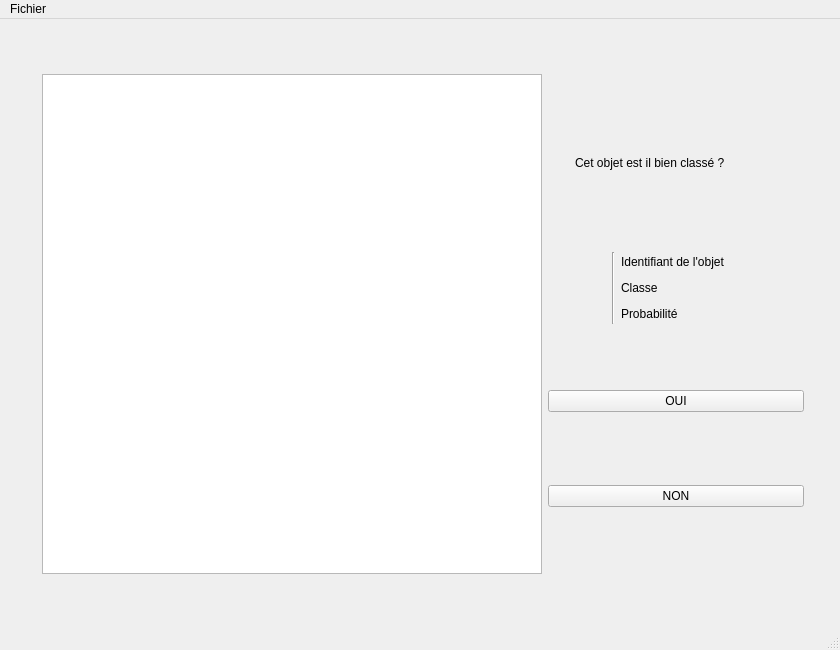
sGrISner/sGrISner, file interface/classificationActive.ui: the form before one commit.
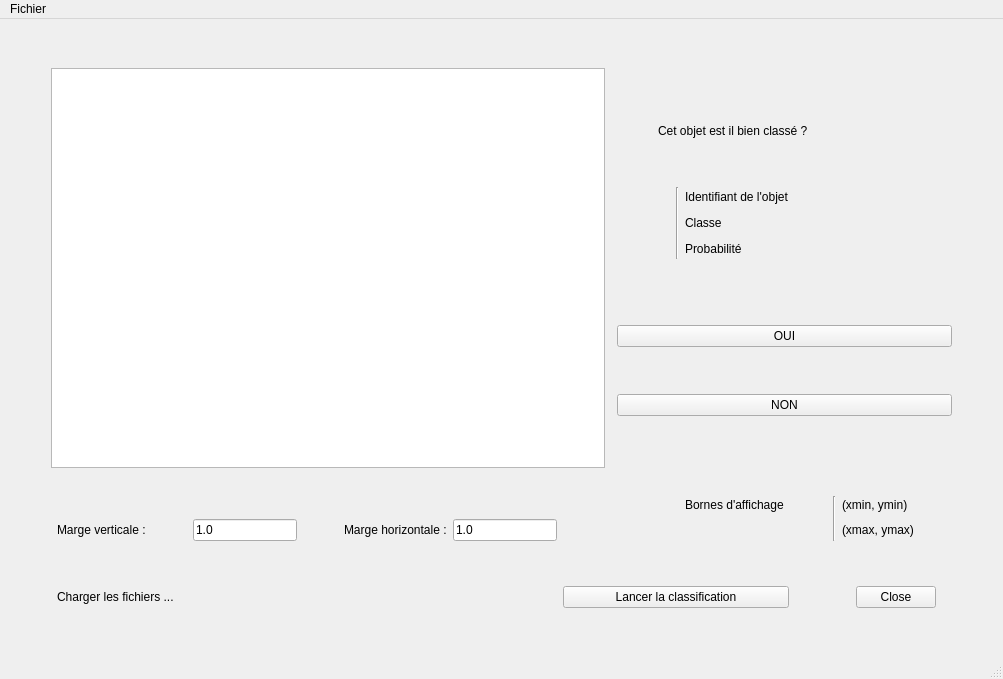
The form after the commit. Icons and pictures are not drawn.

Commit message: new cool interface

Diff of the .ui file:
```diff
--- a/interface/classificationActive.ui
+++ b/interface/classificationActive.ui
@@ -6,10 +6,16 @@
    <rect>
     <x>0</x>
     <y>0</y>
-    <width>840</width>
-    <height>650</height>
+    <width>1003</width>
+    <height>679</height>
    </rect>
   </property>
+  <property name="minimumSize">
+   <size>
+    <width>900</width>
+    <height>650</height>
+   </size>
+  </property>
   <property name="contextMenuPolicy">
    <enum>Qt::ActionsContextMenu</enum>
   </property>
@@ -18,7 +24,106 @@
   </property>
   <widget class="QWidget" name="centralwidget">
    <layout class="QGridLayout" name="gridLayout">
-    <item row="8" column="2" rowspan="2" colspan="9">
+    <item row="5" column="11" rowspan="3" colspan="2">
+     <spacer name="horizontalSpacer_5">
+      <property name="orientation">
+       <enum>Qt::Horizontal</enum>
+      </property>
+      <property name="sizeHint" stdset="0">
+       <size>
+        <width>40</width>
+        <height>20</height>
+       </size>
+      </property>
+     </spacer>
+    </item>
+    <item row="20" column="18" colspan="3">
+     <widget class="QDialogButtonBox" name="buttonBox">
+      <property name="minimumSize">
+       <size>
+        <width>0</width>
+        <height>0</height>
+       </size>
+      </property>
+      <property name="focusPolicy">
+       <enum>Qt::NoFocus</enum>
+      </property>
+      <property name="standardButtons">
+       <set>QDialogButtonBox::Close</set>
+      </property>
+      <property name="centerButtons">
+       <bool>false</bool>
+      </property>
+     </widget>
+    </item>
+    <item row="18" column="6">
+     <widget class="QLabel" name="margeyLabel">
+      <property name="text">
+       <string>Marge horizontale :</string>
+      </property>
+     </widget>
+    </item>
+    <item row="20" column="15" colspan="3">
+     <spacer name="horizontalSpacer_4">
+      <property name="orientation">
+       <enum>Qt::Horizontal</enum>
+      </property>
+      <property name="sizeHint" stdset="0">
+       <size>
+        <width>40</width>
+        <height>20</height>
+       </size>
+      </property>
+     </spacer>
+    </item>
+    <item row="1" column="0" rowspan="20">
+     <spacer name="horizontalSpacer_9">
+      <property name="orientation">
+       <enum>Qt::Horizontal</enum>
+      </property>
+      <property name="sizeHint" stdset="0">
+       <size>
+        <width>40</width>
+        <height>20</height>
+       </size>
+      </property>
+     </spacer>
+    </item>
+    <item row="18" column="3">
+     <spacer name="horizontalSpacer_3">
+      <property name="orientation">
+       <enum>Qt::Horizontal</enum>
+      </property>
+      <property name="sizeHint" stdset="0">
+       <size>
+        <width>40</width>
+        <height>20</height>
+       </size>
+      </property>
+     </spacer>
+    </item>
+    <item row="5" column="13" rowspan="3">
+     <widget class="Line" name="line">
+      <property name="orientation">
+       <enum>Qt::Vertical</enum>
+      </property>
+     </widget>
+    </item>
+    <item row="12" column="11" colspan="12">
+     <widget class="QPushButton" name="noButton">
+      <property name="text">
+       <string>NON</string>
+      </property>
+     </widget>
+    </item>
+    <item row="7" column="14">
+     <widget class="QLabel" name="probaLabel">
+      <property name="text">
+       <string>Probabilité</string>
+      </property>
+     </widget>
+    </item>
+    <item row="8" column="10" rowspan="2" colspan="13">
      <spacer name="verticalSpacer">
       <property name="orientation">
        <enum>Qt::Vertical</enum>
@@ -31,7 +136,14 @@
       </property>
      </spacer>
     </item>
-    <item row="1" column="2" colspan="7">
+    <item row="5" column="14">
+     <widget class="QLabel" name="idLabel">
+      <property name="text">
+       <string>Identifiant de l'objet</string>
+      </property>
+     </widget>
+    </item>
+    <item row="1" column="10" colspan="13">
      <spacer name="verticalSpacer_5">
       <property name="orientation">
        <enum>Qt::Vertical</enum>
@@ -44,156 +156,34 @@
       </property>
      </spacer>
     </item>
-    <item row="6" column="7">
-     <widget class="QLabel" name="labelClasse">
+    <item row="18" column="8">
+     <spacer name="horizontalSpacer_14">
+      <property name="orientation">
+       <enum>Qt::Horizontal</enum>
+      </property>
+      <property name="sizeHint" stdset="0">
+       <size>
+        <width>40</width>
+        <height>20</height>
+       </size>
+      </property>
+     </spacer>
+    </item>
+    <item row="6" column="14">
+     <widget class="QLabel" name="classeLabel">
       <property name="text">
        <string>Classe</string>
       </property>
      </widget>
     </item>
-    <item row="6" column="8">
-     <spacer name="horizontalSpacer_6">
-      <property name="orientation">
-       <enum>Qt::Horizontal</enum>
-      </property>
-      <property name="sizeHint" stdset="0">
-       <size>
-        <width>40</width>
-        <height>20</height>
-       </size>
-      </property>
-     </spacer>
-    </item>
-    <item row="4" column="2" colspan="7">
-     <spacer name="verticalSpacer_4">
-      <property name="orientation">
-       <enum>Qt::Vertical</enum>
-      </property>
-      <property name="sizeHint" stdset="0">
-       <size>
-        <width>20</width>
-        <height>40</height>
-       </size>
-      </property>
-     </spacer>
-    </item>
-    <item row="7" column="8" colspan="3">
-     <spacer name="horizontalSpacer_7">
-      <property name="orientation">
-       <enum>Qt::Horizontal</enum>
-      </property>
-      <property name="sizeHint" stdset="0">
-       <size>
-        <width>40</width>
-        <height>20</height>
-       </size>
-      </property>
-     </spacer>
-    </item>
-    <item row="5" column="8" colspan="3">
-     <spacer name="horizontalSpacer_8">
-      <property name="orientation">
-       <enum>Qt::Horizontal</enum>
-      </property>
-      <property name="sizeHint" stdset="0">
-       <size>
-        <width>40</width>
-        <height>20</height>
-       </size>
-      </property>
-     </spacer>
-    </item>
-    <item row="12" column="2" colspan="9">
-     <widget class="QPushButton" name="noButton">
-      <property name="text">
-       <string>NON</string>
-      </property>
-     </widget>
-    </item>
-    <item row="10" column="2" colspan="9">
-     <widget class="QPushButton" name="okButton">
+    <item row="10" column="11" colspan="12">
+     <widget class="QPushButton" name="yesButton">
       <property name="text">
        <string>OUI</string>
       </property>
      </widget>
     </item>
-    <item row="1" column="1" rowspan="13">
-     <widget class="QGraphicsView" name="entiteView">
-      <property name="minimumSize">
-       <size>
-        <width>500</width>
-        <height>500</height>
-       </size>
-      </property>
-     </widget>
-    </item>
-    <item row="13" column="2" colspan="9">
-     <spacer name="verticalSpacer_2">
-      <property name="orientation">
-       <enum>Qt::Vertical</enum>
-      </property>
-      <property name="sizeHint" stdset="0">
-       <size>
-        <width>20</width>
-        <height>40</height>
-       </size>
-      </property>
-     </spacer>
-    </item>
-    <item row="5" column="2">
-     <spacer name="horizontalSpacer">
-      <property name="orientation">
-       <enum>Qt::Horizontal</enum>
-      </property>
-      <property name="sizeHint" stdset="0">
-       <size>
-        <width>10</width>
-        <height>20</height>
-       </size>
-      </property>
-     </spacer>
-    </item>
-    <item row="7" column="2">
-     <spacer name="horizontalSpacer_3">
-      <property name="orientation">
-       <enum>Qt::Horizontal</enum>
-      </property>
-      <property name="sizeHint" stdset="0">
-       <size>
-        <width>10</width>
-        <height>20</height>
-       </size>
-      </property>
-     </spacer>
-    </item>
-    <item row="6" column="2">
-     <spacer name="horizontalSpacer_2">
-      <property name="orientation">
-       <enum>Qt::Horizontal</enum>
-      </property>
-      <property name="sizeHint" stdset="0">
-       <size>
-        <width>10</width>
-        <height>20</height>
-       </size>
-      </property>
-     </spacer>
-    </item>
-    <item row="7" column="7">
-     <widget class="QLabel" name="labelProb">
-      <property name="text">
-       <string>Probabilité</string>
-      </property>
-     </widget>
-    </item>
-    <item row="5" column="7">
-     <widget class="QLabel" name="labelId">
-      <property name="text">
-       <string>Identifiant de l'objet</string>
-      </property>
-     </widget>
-    </item>
-    <item row="11" column="2" colspan="9">
+    <item row="11" column="10" colspan="13">
      <spacer name="verticalSpacer_3">
       <property name="orientation">
        <enum>Qt::Vertical</enum>
@@ -206,8 +196,21 @@
       </property>
      </spacer>
     </item>
-    <item row="6" column="10">
-     <spacer name="horizontalSpacer_4">
+    <item row="13" column="10" colspan="13">
+     <spacer name="verticalSpacer_2">
+      <property name="orientation">
+       <enum>Qt::Vertical</enum>
+      </property>
+      <property name="sizeHint" stdset="0">
+       <size>
+        <width>20</width>
+        <height>40</height>
+       </size>
+      </property>
+     </spacer>
+    </item>
+    <item row="18" column="5">
+     <spacer name="horizontalSpacer_13">
       <property name="orientation">
        <enum>Qt::Horizontal</enum>
       </property>
@@ -219,33 +222,14 @@
       </property>
      </spacer>
     </item>
-    <item row="6" column="9">
-     <widget class="QLabel" name="label">
-      <property name="maximumSize">
-       <size>
-        <width>20</width>
-        <height>20</height>
-       </size>
-      </property>
-      <property name="text">
-       <string/>
-      </property>
-      <property name="pixmap">
-       <pixmap resource="images.qrc">:/Help/question.png</pixmap>
-      </property>
-      <property name="scaledContents">
-       <bool>true</bool>
-      </property>
-     </widget>
-    </item>
-    <item row="3" column="5" colspan="3">
+    <item row="3" column="12" colspan="4">
      <widget class="QLabel" name="questionLabel">
       <property name="text">
        <string>Cet objet est il bien classé ?</string>
       </property>
      </widget>
     </item>
-    <item row="0" column="1" colspan="10">
+    <item row="0" column="0" colspan="24">
      <spacer name="verticalSpacer_6">
       <property name="orientation">
        <enum>Qt::Vertical</enum>
@@ -258,33 +242,7 @@
       </property>
      </spacer>
     </item>
-    <item row="1" column="0" rowspan="13">
-     <spacer name="horizontalSpacer_9">
-      <property name="orientation">
-       <enum>Qt::Horizontal</enum>
-      </property>
-      <property name="sizeHint" stdset="0">
-       <size>
-        <width>40</width>
-        <height>20</height>
-       </size>
-      </property>
-     </spacer>
-    </item>
-    <item row="1" column="11" rowspan="13">
-     <spacer name="horizontalSpacer_10">
-      <property name="orientation">
-       <enum>Qt::Horizontal</enum>
-      </property>
-      <property name="sizeHint" stdset="0">
-       <size>
-        <width>40</width>
-        <height>20</height>
-       </size>
-      </property>
-     </spacer>
-    </item>
-    <item row="14" column="0" colspan="11">
+    <item row="19" column="1" colspan="22">
      <spacer name="verticalSpacer_7">
       <property name="orientation">
        <enum>Qt::Vertical</enum>
@@ -297,15 +255,8 @@
       </property>
      </spacer>
     </item>
-    <item row="5" column="6" rowspan="3">
-     <widget class="Line" name="line">
-      <property name="orientation">
-       <enum>Qt::Vertical</enum>
-      </property>
-     </widget>
-    </item>
-    <item row="5" column="3" rowspan="3" colspan="3">
-     <spacer name="horizontalSpacer_5">
+    <item row="1" column="23" rowspan="20">
+     <spacer name="horizontalSpacer_10">
       <property name="orientation">
        <enum>Qt::Horizontal</enum>
       </property>
@@ -317,7 +268,7 @@
       </property>
      </spacer>
     </item>
-    <item row="3" column="3" colspan="2">
+    <item row="3" column="11">
      <spacer name="horizontalSpacer_11">
       <property name="orientation">
        <enum>Qt::Horizontal</enum>
@@ -330,6 +281,221 @@
       </property>
      </spacer>
     </item>
+    <item row="6" column="18">
+     <widget class="QLabel" name="helpLogo">
+      <property name="maximumSize">
+       <size>
+        <width>20</width>
+        <height>20</height>
+       </size>
+      </property>
+      <property name="text">
+       <string/>
+      </property>
+      <property name="pixmap">
+       <pixmap resource="images.qrc">:/Help/question.png</pixmap>
+      </property>
+      <property name="scaledContents">
+       <bool>true</bool>
+      </property>
+     </widget>
+    </item>
+    <item row="15" column="11" rowspan="4" colspan="2">
+     <spacer name="horizontalSpacer_12">
+      <property name="orientation">
+       <enum>Qt::Horizontal</enum>
+      </property>
+      <property name="sizeHint" stdset="0">
+       <size>
+        <width>40</width>
+        <height>20</height>
+       </size>
+      </property>
+     </spacer>
+    </item>
+    <item row="4" column="10" colspan="13">
+     <spacer name="verticalSpacer_4">
+      <property name="orientation">
+       <enum>Qt::Vertical</enum>
+      </property>
+      <property name="sizeHint" stdset="0">
+       <size>
+        <width>20</width>
+        <height>40</height>
+       </size>
+      </property>
+     </spacer>
+    </item>
+    <item row="15" column="15" rowspan="4" colspan="2">
+     <spacer name="horizontalSpacer">
+      <property name="orientation">
+       <enum>Qt::Horizontal</enum>
+      </property>
+      <property name="sizeHint" stdset="0">
+       <size>
+        <width>40</width>
+        <height>20</height>
+       </size>
+      </property>
+     </spacer>
+    </item>
+    <item row="1" column="1" rowspan="15" colspan="9">
+     <widget class="QGraphicsView" name="entiteView">
+      <property name="minimumSize">
+       <size>
+        <width>500</width>
+        <height>400</height>
+       </size>
+      </property>
+      <property name="maximumSize">
+       <size>
+        <width>1500</width>
+        <height>1500</height>
+       </size>
+      </property>
+     </widget>
+    </item>
+    <item row="22" column="0" colspan="24">
+     <spacer name="verticalSpacer_8">
+      <property name="orientation">
+       <enum>Qt::Vertical</enum>
+      </property>
+      <property name="sizeHint" stdset="0">
+       <size>
+        <width>20</width>
+        <height>40</height>
+       </size>
+      </property>
+     </spacer>
+    </item>
+    <item row="18" column="7">
+     <widget class="QLineEdit" name="lineEdit">
+      <property name="text">
+       <string>1.0</string>
+      </property>
+     </widget>
+    </item>
+    <item row="18" column="4">
+     <widget class="QLineEdit" name="lineEdit_2">
+      <property name="text">
+       <string>1.0</string>
+      </property>
+     </widget>
+    </item>
+    <item row="18" column="18">
+     <widget class="QLabel" name="borneyValueLabel">
+      <property name="text">
+       <string>(xmax, ymax)</string>
+      </property>
+     </widget>
+    </item>
+    <item row="17" column="18">
+     <widget class="QLabel" name="bornexValueLabel">
+      <property name="text">
+       <string>(xmin, ymin)</string>
+      </property>
+     </widget>
+    </item>
+    <item row="17" column="17" rowspan="2">
+     <widget class="Line" name="line_2">
+      <property name="orientation">
+       <enum>Qt::Vertical</enum>
+      </property>
+     </widget>
+    </item>
+    <item row="17" column="14">
+     <widget class="QLabel" name="borneLabel">
+      <property name="text">
+       <string>Bornes d'affichage</string>
+      </property>
+     </widget>
+    </item>
+    <item row="16" column="1" rowspan="2" colspan="9">
+     <spacer name="verticalSpacer_9">
+      <property name="orientation">
+       <enum>Qt::Vertical</enum>
+      </property>
+      <property name="sizeHint" stdset="0">
+       <size>
+        <width>20</width>
+        <height>40</height>
+       </size>
+      </property>
+     </spacer>
+    </item>
+    <item row="18" column="2">
+     <widget class="QLabel" name="margxLabel">
+      <property name="text">
+       <string>Marge verticale :</string>
+      </property>
+     </widget>
+    </item>
+    <item row="20" column="7">
+     <spacer name="horizontalSpacer_15">
+      <property name="orientation">
+       <enum>Qt::Horizontal</enum>
+      </property>
+      <property name="sizeHint" stdset="0">
+       <size>
+        <width>40</width>
+        <height>20</height>
+       </size>
+      </property>
+     </spacer>
+    </item>
+    <item row="20" column="8" colspan="7">
+     <widget class="QPushButton" name="lancementButton">
+      <property name="text">
+       <string>Lancer la classification</string>
+      </property>
+     </widget>
+    </item>
+    <item row="7" column="18" colspan="4">
+     <spacer name="horizontalSpacer_7">
+      <property name="orientation">
+       <enum>Qt::Horizontal</enum>
+      </property>
+      <property name="sizeHint" stdset="0">
+       <size>
+        <width>40</width>
+        <height>20</height>
+       </size>
+      </property>
+     </spacer>
+    </item>
+    <item row="6" column="19" colspan="3">
+     <spacer name="horizontalSpacer_6">
+      <property name="orientation">
+       <enum>Qt::Horizontal</enum>
+      </property>
+      <property name="sizeHint" stdset="0">
+       <size>
+        <width>40</width>
+        <height>20</height>
+       </size>
+      </property>
+     </spacer>
+    </item>
+    <item row="5" column="18" colspan="4">
+     <spacer name="horizontalSpacer_8">
+      <property name="orientation">
+       <enum>Qt::Horizontal</enum>
+      </property>
+      <property name="sizeHint" stdset="0">
+       <size>
+        <width>40</width>
+        <height>20</height>
+       </size>
+      </property>
+     </spacer>
+    </item>
+    <item row="20" column="2" colspan="5">
+     <widget class="QLabel" name="etatLabel">
+      <property name="text">
+       <string>Charger les fichiers ...</string>
+      </property>
+     </widget>
+    </item>
    </layout>
   </widget>
   <widget class="QMenuBar" name="menubar">
@@ -340,7 +506,7 @@
     <rect>
      <x>0</x>
      <y>0</y>
-     <width>840</width>
+     <width>1003</width>
      <height>26</height>
     </rect>
    </property>
@@ -350,13 +516,13 @@
    <property name="defaultUp">
     <bool>false</bool>
    </property>
-   <widget class="QMenu" name="menuChager_fichier">
+   <widget class="QMenu" name="fichierMenu">
     <property name="title">
      <string>Fichier</string>
     </property>
     <addaction name="actionCharger_fichiers"/>
    </widget>
-   <addaction name="menuChager_fichier"/>
+   <addaction name="fichierMenu"/>
   </widget>
   <widget class="QStatusBar" name="statusbar"/>
   <action name="actionCharger_fichiers">
```
Left out of the diff: 11 changed lines with no effect on the pictures. The commit also changes 5 other files.
